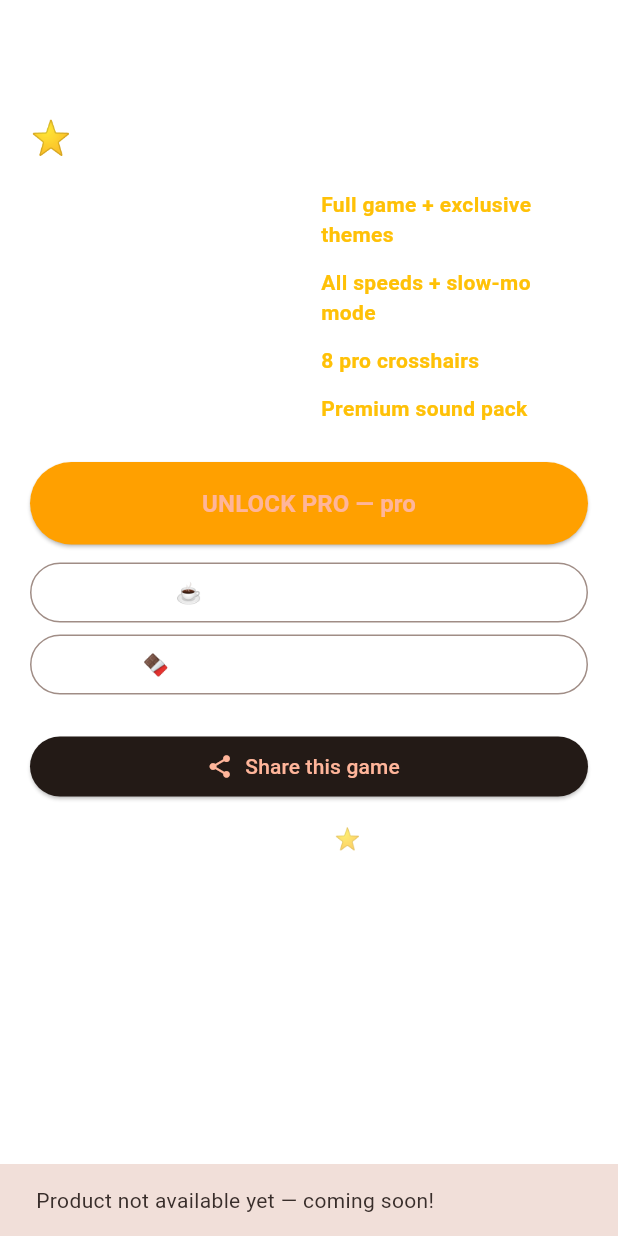
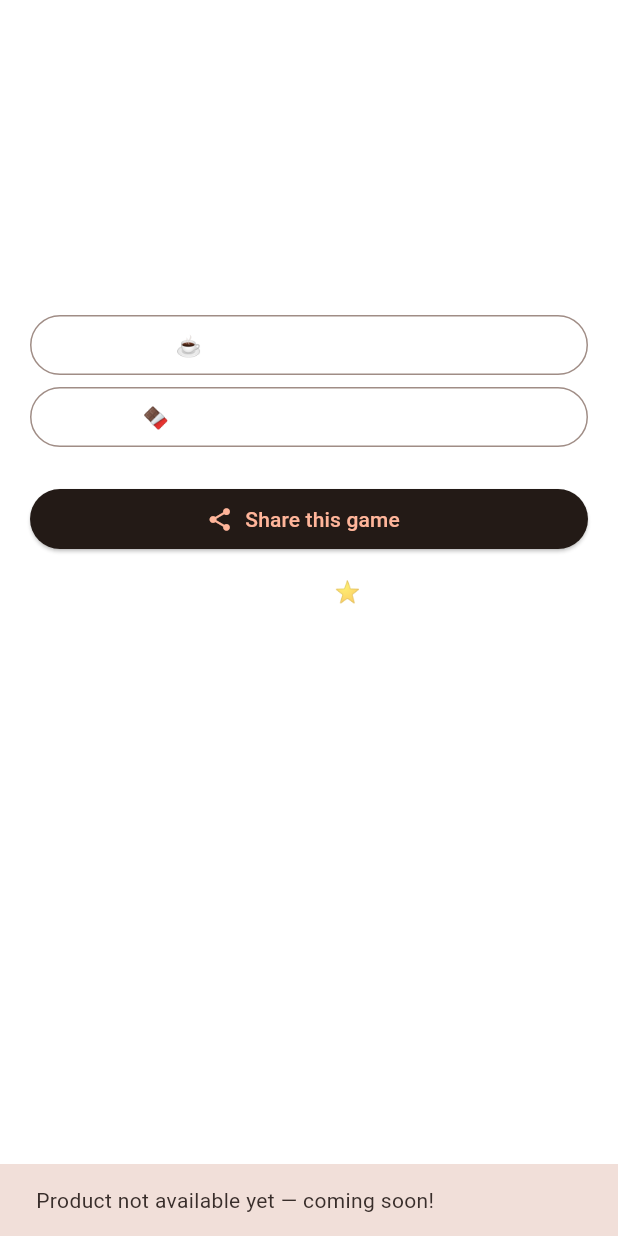
Before and after one commit to wjia-n/game-turretteddy, a Flutter app: the ProScreen screen opened directly with empty values, after a tap on an icon or button, on a phone screen of 412 x 824 dp. Run offline on Flutter 3.47's test engine with Material 3 defaults, Android fonts, the phone set to English and light mode, and no system bars; our stand-ins replace audioplayers, cross_file, file_picker, in_app_purchase, in_app_review, qr_flutter and 2 more; missing offline and left inert: mobile_scanner; accounts and stored records are empty.

Commit message:
Remove misleading PRO copy: retitle Pro screen to Support, keep tip jars; bump versionCode

```diff
--- a/lib/screens/menu_screen.dart
+++ b/lib/screens/menu_screen.dart
@@ -48,7 +48,7 @@ class _MenuScreenState extends State<MenuScreen> {
             Navigator.push(context, MaterialPageRoute(
                 builder: (_) => SettingsScreen(config: config, audio: widget.audio)));
           }),
-          _btn(context, '⭐  GO PRO', Colors.amber.shade700, () {
+          _btn(context, '❤️  SUPPORT', Colors.amber.shade700, () {
             widget.audio.click();
             Navigator.push(context, MaterialPageRoute(
                 builder: (_) => ProScreen(config: config, audio: widget.audio)));
--- a/lib/screens/pro_screen.dart
+++ b/lib/screens/pro_screen.dart
@@ -12,16 +12,6 @@ class ProScreen extends StatefulWidget {
   @override State<ProScreen> createState() => _ProScreenState();
 }
 class _ProScreenState extends State<ProScreen> {
-  bool isPro = false;
-  @override void initState() { super.initState(); _checkPro(); }
-  Future<void> _checkPro() async {
-    final available = await InAppPurchase.instance.isAvailable();
-    if (!available) {
-      return;
-    }
-    await InAppPurchase.instance.restorePurchases();
-    // simplified: real apps verify purchaseDetails stream
-  }
   Future<void> _buy(String productId) async {
     final resp = await InAppPurchase.instance.queryProductDetails({productId});
     if (resp.productDetails.isEmpty) {
@@ -35,19 +25,14 @@ class _ProScreenState extends State<ProScreen> {
   @override Widget build(BuildContext context) {
     final c = widget.config;
     return Scaffold(backgroundColor: c.darkColor,
-      appBar: AppBar(title: const Text('Go Pro'), backgroundColor: c.primaryColor, foregroundColor: Colors.white),
+      appBar: AppBar(title: const Text('Support the developer'), backgroundColor: c.primaryColor, foregroundColor: Colors.white),
       body: ListView(padding: const EdgeInsets.all(20), children: [
-        const Text('⭐ FREE vs PRO', style: TextStyle(color: Colors.white, fontSize: 22, fontWeight: FontWeight.bold)),
-        const SizedBox(height: 12),
-        _row('Full game', 'Full game + exclusive themes'),
-        _row('3 target speeds', 'All speeds + slow-mo mode'),
-        _row('Basic crosshair', '8 pro crosshairs'),
-        _row('Standard SFX', 'Premium sound pack'),
+        const Text('This game is fully unlocked — nothing is locked behind a purchase.',
+            style: TextStyle(color: Colors.white, fontSize: 18, fontWeight: FontWeight.bold)),
+        const SizedBox(height: 8),
+        const Text('If you enjoy it, you can support the developer with a tip below. Tips are pure donations and unlock nothing.',
+            style: TextStyle(color: Colors.white70, fontSize: 15)),
         const SizedBox(height: 20),
-        ElevatedButton(
-          style: ElevatedButton.styleFrom(backgroundColor: Colors.amber.shade700, padding: const EdgeInsets.symmetric(vertical: 16)),
-          onPressed: () { widget.audio.click(); _buy(c.proId); },
-          child: Text('UNLOCK PRO — ${c.proId}', style: const TextStyle(fontSize: 16, fontWeight: FontWeight.bold))),
         const SizedBox(height: 8),
         OutlinedButton(onPressed: () { widget.audio.click(); _buy(c.coffeeId); },
           child: Text('☕ Buy me a coffee (${c.coffeeId})', style: const TextStyle(color: Colors.white))),
@@ -62,10 +47,4 @@ class _ProScreenState extends State<ProScreen> {
       ]),
     );
   }
-  Widget _row(String free, String pro) => Padding(padding: const EdgeInsets.symmetric(vertical: 6),
-    child: Row(children: [
-      Expanded(child: Text(free, style: const TextStyle(color: Colors.white54))),
-      const Icon(Icons.arrow_forward, color: Colors.white38, size: 16),
-      Expanded(child: Text(pro, style: const TextStyle(color: Colors.amber, fontWeight: FontWeight.bold))),
-    ]));
 }
--- a/lib/theme/game_config.dart
+++ b/lib/theme/game_config.dart
@@ -15,7 +15,6 @@ class GameConfig {
   Color get darkColor => Color(dark);
   Color get accentColor => Color(accent);
   String get package => 'com.gameswajiha.$slug';
-  String get proId => '${slug}pro';
   String get coffeeId => '${slug}coffee';
   String get chocolateId => '${slug}chocolate';
 }
--- a/pubspec.yaml
+++ b/pubspec.yaml
@@ -1,7 +1,7 @@
 name: turretteddy
 description: "Turret Teddy - Tiny teddy turret guards a nursery"
 publish_to: 'none'
-version: 1.0.0+3
+version: 1.0.0+4
 environment:
   sdk: ^3.13.5
 
```
